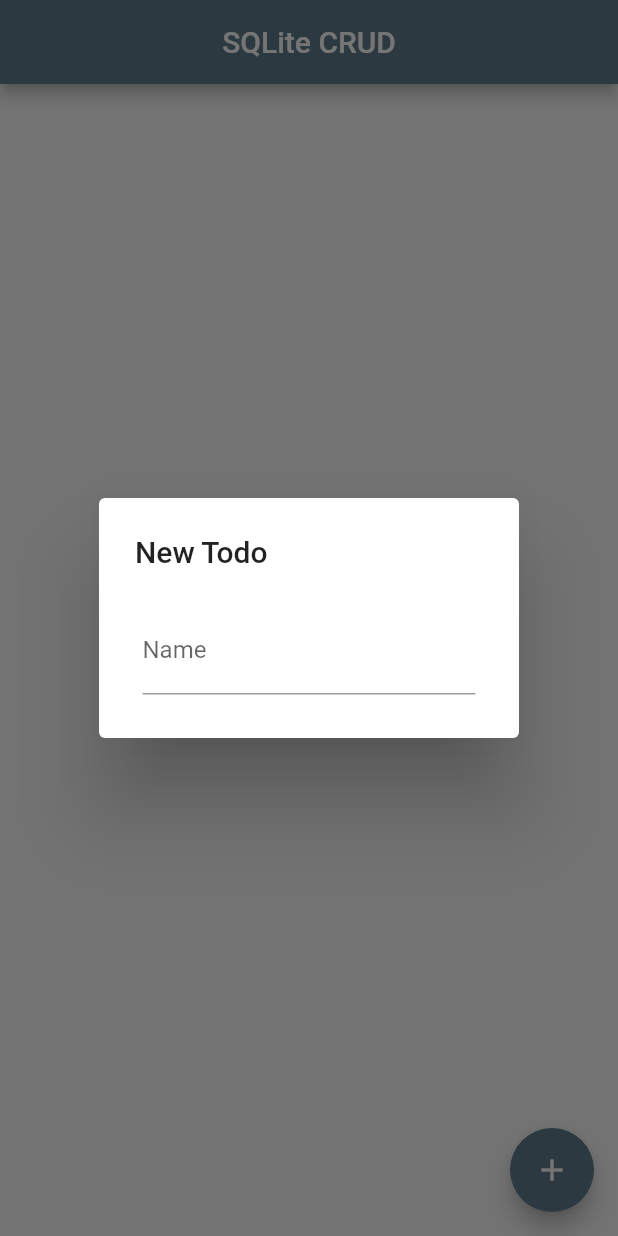
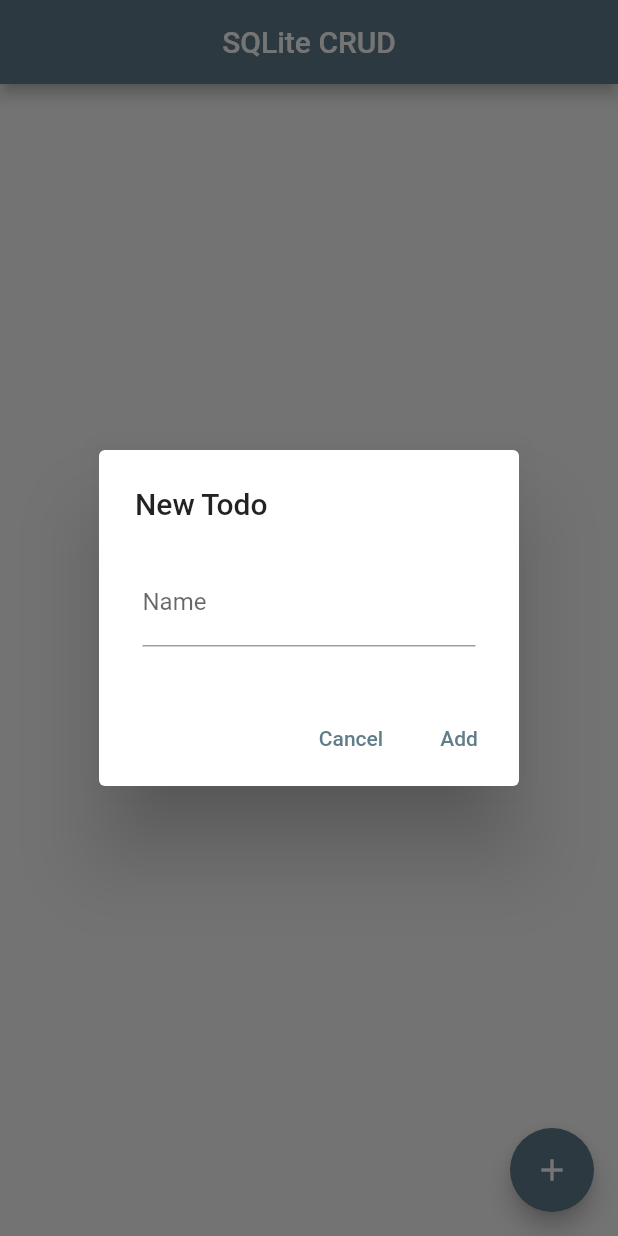
Before and after one commit to ggarber42/flutter-sqlite-crud-todo-list, a Flutter app: the screen it shows after launch, after a tap on the "add" icon, on a phone screen of 412 x 824 dp. Run offline on Flutter 3.47's test engine with Material 2 defaults, Android fonts, the light colour scheme and no system bars; our stand-ins replace sqflite; accounts and stored records are empty.

Commit message:
reafctor: create widget for add dialog

```diff
--- a/lib/dao/todo_dao.dart
+++ b/lib/dao/todo_dao.dart
@@ -25,7 +25,7 @@ class TodoDAO implements DAO<TodoItem> {
     final db = await DataBaseConnector.instance.database;
     List<TodoItem> todos = [];
     List<Map> queryResult =
-        await db.query('TodoItem', columns: ['_id', 'name', 'done']);
+        await db.query(TodoItem.table, columns: ['_id', 'name', 'done']);
     for (int i = 0; i < queryResult.length; i++) {
       todos.add(TodoItem.fromJson(queryResult[i]));
     }
--- a/lib/models/todo_item.dart
+++ b/lib/models/todo_item.dart
@@ -10,6 +10,8 @@ class TodoItem {
       done BOOLEAN NOT NULL
     )
   ''';
+
+  static final table = 'TodoItem';
 
   TodoItem({
     this.id,
--- a/lib/screen/todos_screen.dart
+++ b/lib/screen/todos_screen.dart
@@ -1,8 +1,8 @@
 import 'package:flutter/material.dart';
-import 'package:sqlite_crud/dao/todo_dao.dart';
-import 'package:sqlite_crud/widgets/todo_tile.dart';
+import 'package:sqlite_crud/widgets/add_dialog.dart';
 
-import '../services/db_connector.dart';
+import '../dao/todo_dao.dart';
+import '../widgets/todo_tile.dart';
 import '../models/todo_item.dart';
 
 class TodosScreen extends StatefulWidget {
@@ -15,22 +15,12 @@ class TodosScreen extends StatefulWidget {
 class _TodosScreenState extends State<TodosScreen> {
   TodoDAO todoDao = new TodoDAO();
   late List<TodoItem> todos;
-  final _nameController = TextEditingController();
   var isLoading = false;
 
   @override
   void initState() {
     super.initState();
     fetchTodos();
-  }
-
-  void _submitData() {
-    Navigator.of(context).pop();
-    final newTodo = TodoItem(name: _nameController.text);
-    todoDao.create(newTodo);
-    setState(() {
-      fetchTodos();
-    });
   }
 
   Future<List<TodoItem>> fetchTodos() async {
@@ -43,23 +33,9 @@ class _TodosScreenState extends State<TodosScreen> {
   Future<void> _openAddModal(BuildContext ctx) async {
     return showDialog<void>(
         context: context,
-        barrierDismissible: false, // user must tap button!
+        barrierDismissible: true, // user must tap button!
         builder: (BuildContext context) {
-          return AlertDialog(
-            title: const Text('New Todo'),
-            content: SingleChildScrollView(
-              child: Container(
-                padding: EdgeInsets.all(5),
-                child: Column(children: [
-                  TextField(
-                    decoration: InputDecoration(labelText: 'Name'),
-                    controller: _nameController,
-                    onSubmitted: (_) => _submitData(),
-                  ),
-                ]),
-              ),
-            ),
-          );
+          return AddDialog(fetchTodos);
         });
   }
 
--- /dev/null
+++ b/lib/widgets/add_dialog.dart
@@ -0,0 +1,61 @@
+import 'package:flutter/material.dart';
+import 'package:sqlite_crud/dao/todo_dao.dart';
+import 'package:sqlite_crud/models/todo_item.dart';
+
+class AddDialog extends StatefulWidget {
+  final Function fetchTodos;
+
+  AddDialog(this.fetchTodos);
+
+  @override
+  _AddDialogState createState() => _AddDialogState();
+}
+
+class _AddDialogState extends State<AddDialog> {
+  final _nameController = TextEditingController();
+
+  void _submitData() {
+    print('kkkk');
+    Navigator.of(context).pop();
+    final newTodo = TodoItem(name: _nameController.text);
+    final todoDao = new TodoDAO();
+    _nameController.text = '';
+    todoDao.create(newTodo);
+    setState(() {
+      widget.fetchTodos();
+    });
+  }
+
+  @override
+  Widget build(BuildContext context) {
+    return AlertDialog(
+      title: const Text('New Todo'),
+      content: SingleChildScrollView(
+        child: Container(
+          padding: EdgeInsets.all(5),
+          child: Column(children: [
+            TextField(
+              decoration: InputDecoration(labelText: 'Name'),
+              controller: _nameController,
+              onSubmitted: (_) => _submitData(),
+            ),
+          ]),
+        ),
+      ),
+      actions: [
+        TextButton(
+          onPressed: () {
+            _nameController.text = '';
+            Navigator.pop(context, 'Cancel');
+          },
+          child: const Text('Cancel'),
+        ),
+        TextButton(
+          onPressed: () => _submitData(),
+          child: const Text('Add'),
+        ),
+      ],
+    );
+    ;
+  }
+}
```
Also changed, not shown: lib/widgets/modal.dart (deleted).
